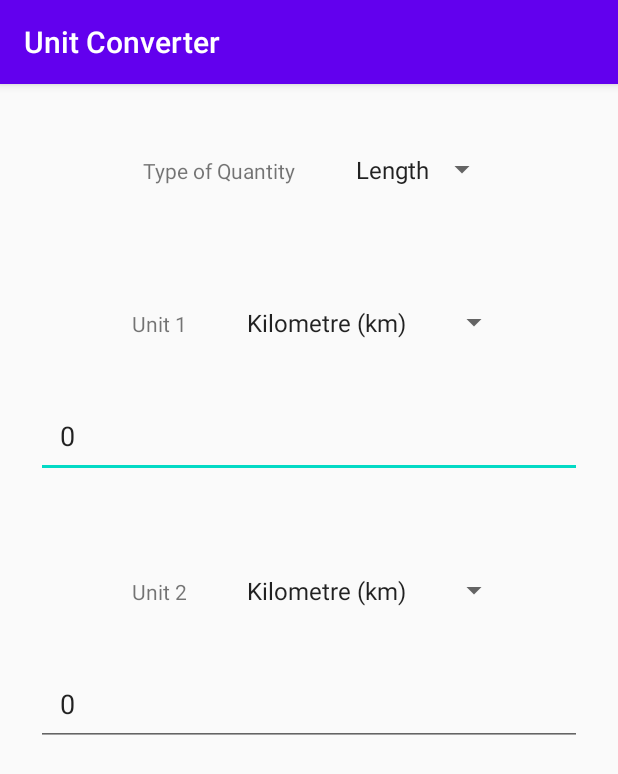
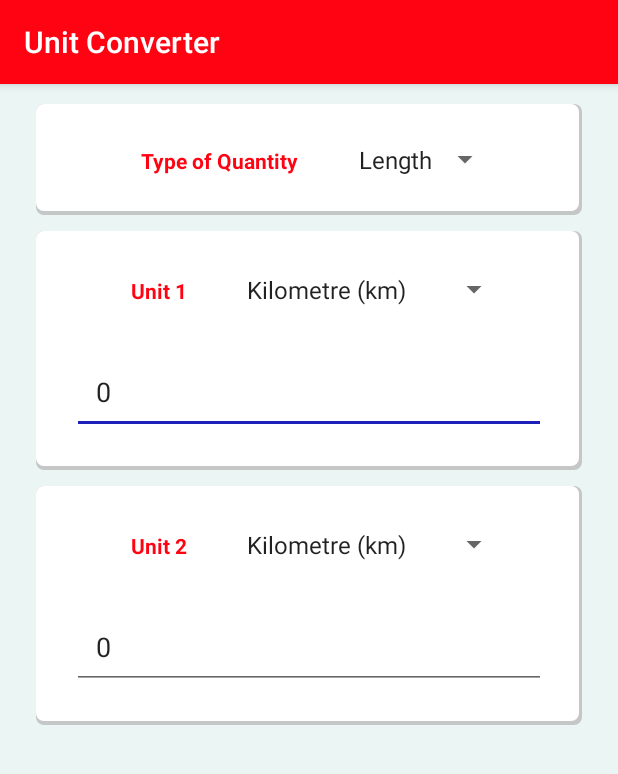
Before and after one commit to nvishal1510/UnitConverter, an Android app: the screen it shows after launch (MainActivity), on a phone screen of 412 x 824 dp. Shown: the top 774 px of the screen. Run offline under Robolectric (Android 15) with nearby library versions, the phone set to English and light mode, and no system bars.

Commit message:
Styling the app

```diff
--- /dev/null
+++ b/app/src/main/res/drawable/shadow.xml
@@ -0,0 +1,20 @@
+<?xml version="1.0" encoding="utf-8"?>
+<layer-list xmlns:android="http://schemas.android.com/apk/res/android">
+    <item>
+        <shape android:shape="rectangle">
+            <solid android:color="#CABBBBBB" />
+            <corners android:radius="5dp" />
+        </shape>
+    </item>
+
+    <item
+            android:bottom="3dp"
+            android:left="0dp"
+            android:right="2dp"
+            android:top="0dp">
+        <shape android:shape="rectangle">
+            <solid android:color="@android:color/white" />
+            <corners android:radius="5dp" />
+        </shape>
+    </item>
+</layer-list>
--- a/app/src/main/res/layout/activity_main.xml
+++ b/app/src/main/res/layout/activity_main.xml
@@ -3,24 +3,32 @@
         xmlns:tools="http://schemas.android.com/tools"
         android:layout_width="match_parent"
         android:layout_height="match_parent"
+        android:background="#ebf5f4"
         android:gravity="center_horizontal"
         android:orientation="vertical"
         tools:context=".MainActivity">
 
     <LinearLayout
             android:id="@+id/quantityType"
-            android:layout_width="wrap_content"
+            android:layout_width="match_parent"
             android:layout_height="wrap_content"
-            android:layout_marginTop="30dp"
-            android:layout_marginBottom="24dp"
-            android:orientation="horizontal">
+            android:layout_marginHorizontal="@dimen/linear_layout_horizontal_margin"
+            android:layout_marginTop="13dp"
+            android:layout_marginBottom="@dimen/outer_layout_horizontal_margin"
+            android:background="@drawable/shadow"
+            android:gravity="center_horizontal"
+            android:orientation="horizontal"
+            android:paddingHorizontal="20dp"
+            android:paddingVertical="10dp">
 
         <TextView
                 android:id="@+id/quantityTypeLabel"
                 android:layout_width="wrap_content"
                 android:layout_height="wrap_content"
                 android:padding="16dp"
-                android:text="@string/quantity_type_label" />
+                android:text="@string/quantity_type_label"
+                android:textColor="@color/colorPrimary"
+                android:textStyle="bold" />
 
         <Spinner
                 android:id="@+id/quantityTypeSpinner"
@@ -31,18 +39,29 @@
     </LinearLayout>
 
     <LinearLayout
+            android:layout_width="match_parent"
+            android:layout_height="wrap_content"
+            android:layout_marginHorizontal="@dimen/linear_layout_horizontal_margin"
+            android:layout_marginVertical="@dimen/outer_layout_horizontal_margin"
+            android:background="@drawable/shadow"
+            android:gravity="center_horizontal"
+            android:orientation="vertical">
+
+        <LinearLayout
                 android:id="@+id/unit1"
                 android:layout_width="wrap_content"
                 android:layout_height="wrap_content"
-            android:layout_marginTop="24dp"
-            android:layout_marginBottom="10dp">
+                android:layout_marginTop="12dp"
+                android:layout_marginBottom="7dp">
 
             <TextView
                     android:id="@+id/unit1Label"
                     android:layout_width="wrap_content"
                     android:layout_height="wrap_content"
                     android:padding="16dp"
-                android:text="@string/unit_1_label" />
+                    android:text="@string/unit_1_label"
+                    android:textColor="@color/colorPrimary"
+                    android:textStyle="bold" />
 
             <Spinner
                     android:id="@+id/unit1Spinner"
@@ -56,27 +75,39 @@
                 android:layout_width="match_parent"
                 android:layout_height="wrap_content"
                 android:layout_marginHorizontal="24dp"
-            android:layout_marginTop="10dp"
+                android:layout_marginTop="@dimen/ET_top_margin"
                 android:layout_marginBottom="24dp"
                 android:hint="@string/magnitude_hint"
                 android:importantForAutofill="no"
                 android:inputType="numberDecimal"
                 android:padding="16dp"
                 android:selectAllOnFocus="true" />
+    </LinearLayout>
+
+    <LinearLayout
+            android:layout_width="match_parent"
+            android:layout_height="wrap_content"
+            android:layout_marginHorizontal="@dimen/linear_layout_horizontal_margin"
+            android:layout_marginVertical="@dimen/outer_layout_horizontal_margin"
+            android:background="@drawable/shadow"
+            android:gravity="center_horizontal"
+            android:orientation="vertical">
 
         <LinearLayout
                 android:id="@+id/unit2"
                 android:layout_width="wrap_content"
                 android:layout_height="wrap_content"
-            android:layout_marginTop="24dp"
-            android:layout_marginBottom="10dp">
+                android:layout_marginTop="12dp"
+                android:layout_marginBottom="7dp">
 
             <TextView
                     android:id="@+id/unit2Label"
                     android:layout_width="wrap_content"
                     android:layout_height="wrap_content"
                     android:padding="16dp"
-                android:text="@string/unit_2_label" />
+                    android:text="@string/unit_2_label"
+                    android:textColor="@color/colorPrimary"
+                    android:textStyle="bold" />
 
             <Spinner
                     android:id="@+id/unit2Spinner"
@@ -90,12 +121,13 @@
                 android:layout_width="match_parent"
                 android:layout_height="wrap_content"
                 android:layout_marginHorizontal="24dp"
-            android:layout_marginTop="10dp"
+                android:layout_marginTop="@dimen/ET_top_margin"
                 android:layout_marginBottom="24dp"
                 android:hint="@string/magnitude_hint"
                 android:importantForAutofill="no"
                 android:inputType="numberDecimal"
                 android:padding="16dp"
                 android:selectAllOnFocus="true" />
+    </LinearLayout>
 
 </LinearLayout>
--- a/app/src/main/res/values/colors.xml
+++ b/app/src/main/res/values/colors.xml
@@ -1,6 +1,9 @@
 <?xml version="1.0" encoding="utf-8"?>
 <resources>
-    <color name="colorPrimary">#6200EE</color>
-    <color name="colorPrimaryDark">#3700B3</color>
-    <color name="colorAccent">#03DAC5</color>
+    <!--    <color name="colorPrimary">#6200EE</color>-->
+    <color name="colorPrimary">#ff0313</color>
+    <!--    <color name="colorPrimaryDark">#3700B3</color>-->
+    <color name="colorPrimaryDark">#b8000c</color>
+    <!--    <color name="colorAccent">#03DAC5</color>-->
+    <color name="colorAccent">#1d20b8</color>
 </resources>
--- /dev/null
+++ b/app/src/main/res/values/dimens.xml
@@ -0,0 +1,6 @@
+<?xml version="1.0" encoding="utf-8"?>
+<resources>
+    <dimen name="linear_layout_horizontal_margin">24dp</dimen>
+    <dimen name="outer_layout_horizontal_margin">5dp</dimen>
+    <dimen name="ET_top_margin">5dp</dimen>
+</resources>
```
Lines whose indentation alone changed are shown as unchanged.
